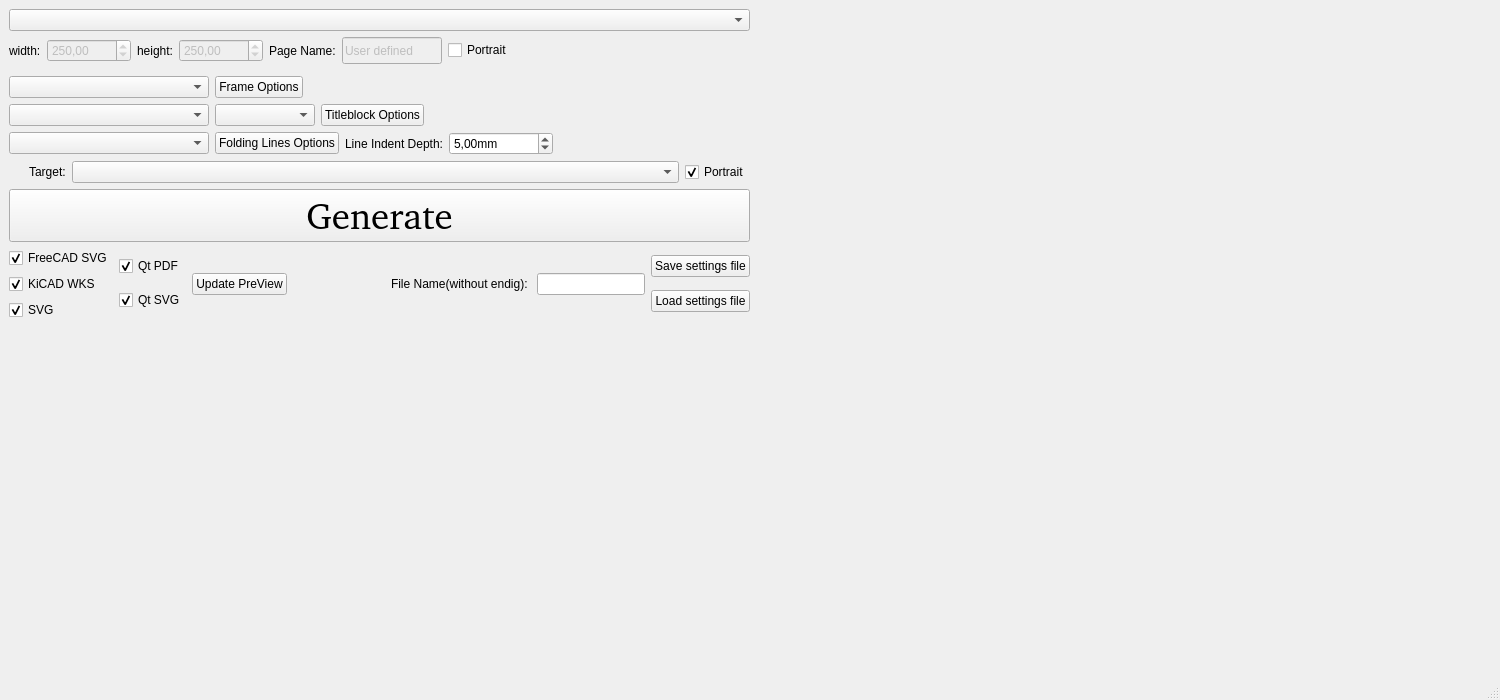
Qt form Src/Window/mainwindow.ui (tobiasfalk/KiCAD-FreeCAD-TechDraw-Template-Generator) before a commit.
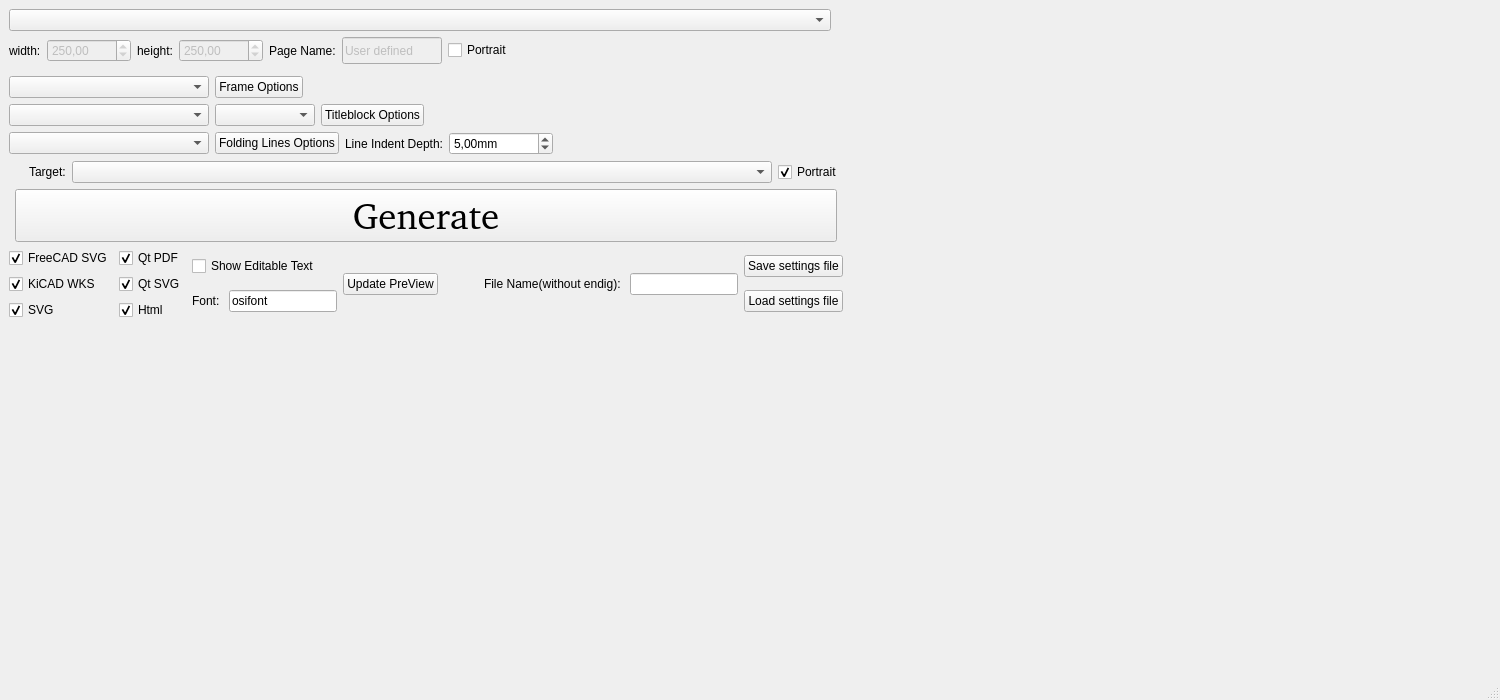
The same form after that commit. Icons and pictures are not drawn.

Commit message: Add HTML output

```diff
--- a/Src/Window/mainwindow.ui
+++ b/Src/Window/mainwindow.ui
@@ -260,6 +260,45 @@
           </property>
          </widget>
         </item>
+        <item>
+         <widget class="QCheckBox" name="HtmlCheckBox">
+          <property name="text">
+           <string>Html</string>
+          </property>
+          <property name="checked">
+           <bool>true</bool>
+          </property>
+         </widget>
+        </item>
+       </layout>
+      </item>
+      <item>
+       <layout class="QVBoxLayout" name="verticalLayout_6">
+        <item>
+         <widget class="QCheckBox" name="ShowEditTextCheckBox">
+          <property name="text">
+           <string>Show Editable Text</string>
+          </property>
+         </widget>
+        </item>
+        <item>
+         <layout class="QHBoxLayout" name="horizontalLayout_7">
+          <item>
+           <widget class="QLabel" name="label_7">
+            <property name="text">
+             <string>Font: </string>
+            </property>
+           </widget>
+          </item>
+          <item>
+           <widget class="QLineEdit" name="FontLineEdit">
+            <property name="text">
+             <string>osifont</string>
+            </property>
+           </widget>
+          </item>
+         </layout>
+        </item>
        </layout>
       </item>
       <item>
```
Left out of the diff: 2 changed lines with no effect on the pictures. The commit also changes 23 other files.
